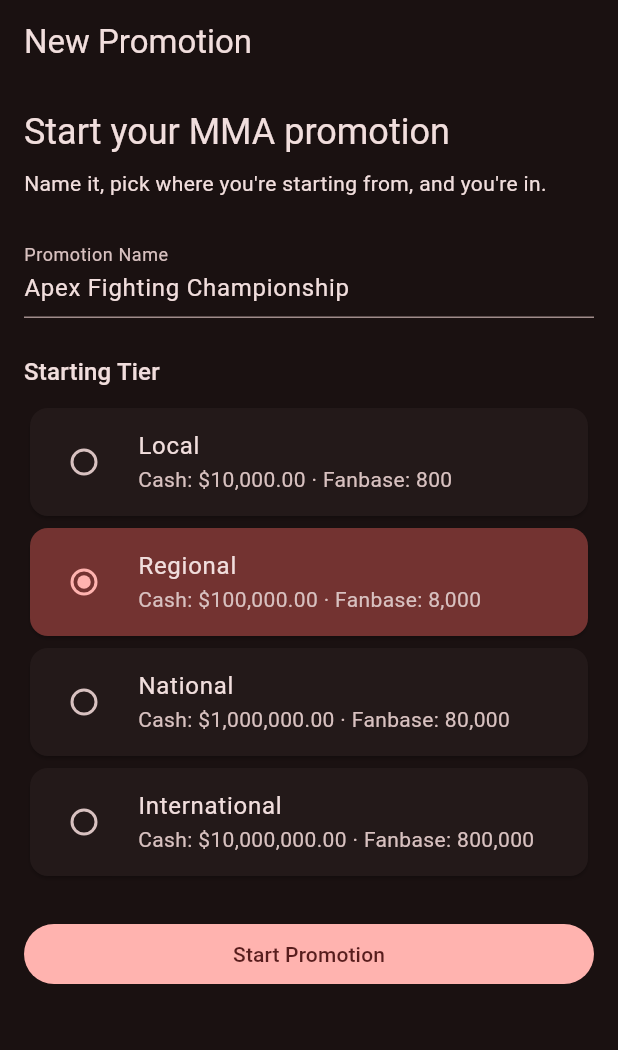
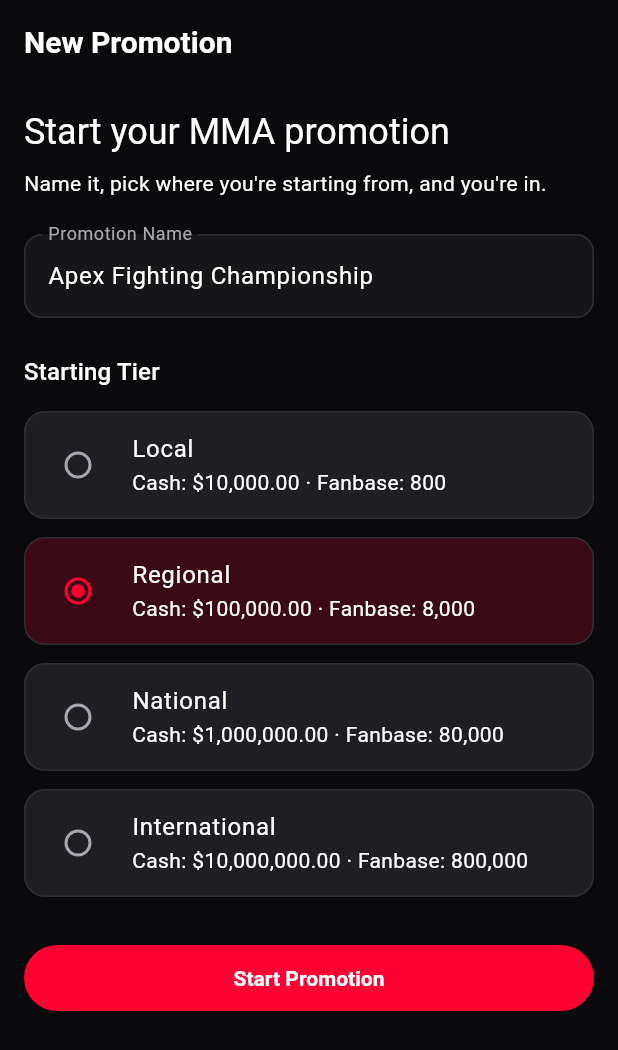
Before and after one commit to maxblaney/AI, a Flutter app: the screen it shows after launch, on a phone screen of 412 x 824 dp. Shown: the top 1050 px of the screen. Run offline on Flutter 3.47's test engine with Material 3 defaults, Android fonts, the phone set to English and light mode, and no system bars; our stand-ins replace drift; accounts and stored records are empty; generated files the repository leaves out were written again.

Commit message:
Restyle the app with a dark FM-inspired theme (60/30/10 palette)
Replaces the seeded Material color scheme with a centralized AppTheme:
near-black background (60%, the dominant tone), dark grey surfaces for
cards/app bars/nav/dialogs/inputs (30%), and a single red accent (10%)
reserved for primary actions, selection state, and "needs your attention
now" highlights. Disables Material 3's automatic surface-tint-on-elevation
so cards stay flat instead of washing pink from the red primary.

Because nearly every screen already goes through Card/AppBar/Button/
NavigationBar/Slider/ProgressIndicator/Chip/TabBar/ListTile rather than
hardcoded colors, this cascades the new look across the whole app with no
per-screen rewrites. Semantic data colors (win/loss, fighter-corner
blue/red, event-type icons in the play-by-play feed) are left alone since
they encode meaning, not brand.

```diff
--- a/mma_promoter/lib/main.dart
+++ b/mma_promoter/lib/main.dart
@@ -4,6 +4,7 @@ import 'package:provider/provider.dart';
 
 import 'presentation/screens/home_shell.dart';
 import 'presentation/state/game_controller.dart';
+import 'presentation/theme/app_theme.dart';
 
 void main() {
   runApp(const MmaPromoterApp());
@@ -23,13 +24,7 @@ class MmaPromoterApp extends StatelessWidget {
       child: MaterialApp(
         title: 'MMA Promoter',
         debugShowCheckedModeBanner: false,
-        theme: ThemeData(
-          colorScheme: ColorScheme.fromSeed(
-            seedColor: const Color(0xFFB4222B),
-            brightness: Brightness.dark,
-          ),
-          useMaterial3: true,
-        ),
+        theme: AppTheme.dark(),
         home: const HomeShell(),
       ),
     );
--- a/mma_promoter/lib/presentation/screens/inbox/inbox_screen.dart
+++ b/mma_promoter/lib/presentation/screens/inbox/inbox_screen.dart
@@ -49,7 +49,8 @@ class _InboxTile extends StatelessWidget {
   Color? _iconColor(BuildContext context) {
     switch (item.type) {
       case InboxItemType.injury:
-        return Colors.redAccent;
+        // Matches the injury icon color used on the event results screen.
+        return Colors.orange;
       case InboxItemType.retirement:
         return Colors.amber[800];
       case InboxItemType.fightRequest:
--- /dev/null
+++ b/mma_promoter/lib/presentation/theme/app_theme.dart
@@ -0,0 +1,248 @@
+import 'package:flutter/material.dart';
+
+/// The app's single dark palette, following a 60/30/10 split:
+/// - 60% [background] — the dominant tone, the scaffold body itself.
+/// - 30% [surface] (and its lighter/darker steps) — cards, app bars, the
+///   bottom nav, dialogs, input fields — everything that reads as a panel
+///   sitting on top of the background.
+/// - 10% [accent] — the one brand color, reserved for primary actions,
+///   selection state, and things that should actually grab the eye
+///   (CTAs, the active nav item, "this is due now" highlights).
+///
+/// Semantic data colors (win/loss green-red, fighter-corner blue/red,
+/// event-type icons in the play-by-play feed) are deliberately left
+/// outside this system — they encode meaning, not brand, so recoloring
+/// them to the single accent would make the data harder to read, not
+/// more polished.
+class AppColors {
+  AppColors._();
+
+  static const background = Color(0xFF0A0A0C);
+
+  static const surfaceContainerLow = Color(0xFF161619);
+  static const surface = Color(0xFF1F1F23);
+  static const surfaceContainerHigh = Color(0xFF2A2A30);
+  static const surfaceContainerHighest = Color(0xFF34343B);
+
+  static const accent = Color(0xFFFF0033);
+  static const accentContainer = Color(0xFF3B0A16);
+  static const accentContainerStrong = Color(0xFF5C0F20);
+
+  static const textMuted = Color(0xFFA6A6AE);
+  static const outline = Color(0xFF2E2E34);
+  static const outlineVariant = Color(0xFF1C1C20);
+}
+
+class AppTheme {
+  AppTheme._();
+
+  static const ColorScheme _colorScheme = ColorScheme(
+    brightness: Brightness.dark,
+    primary: AppColors.accent,
+    onPrimary: Colors.white,
+    primaryContainer: AppColors.accentContainer,
+    onPrimaryContainer: Colors.white,
+    // `secondary` intentionally reuses a neutral surface tone rather than
+    // a second hue — the palette has exactly one accent color.
+    secondary: AppColors.surfaceContainerHigh,
+    onSecondary: Colors.white,
+    secondaryContainer: AppColors.surfaceContainerHigh,
+    onSecondaryContainer: Colors.white,
+    tertiary: AppColors.accent,
+    onTertiary: Colors.white,
+    // A stronger accent tint for "this needs you now" highlights (a due
+    // event on the dashboard/calendar) — same hue, more saturated, so it
+    // reads as more urgent than the decorative primaryContainer.
+    tertiaryContainer: AppColors.accentContainerStrong,
+    onTertiaryContainer: Colors.white,
+    error: AppColors.accent,
+    onError: Colors.white,
+    errorContainer: AppColors.accentContainer,
+    onErrorContainer: Colors.white,
+    surface: AppColors.surface,
+    onSurface: Colors.white,
+    surfaceDim: AppColors.background,
+    surfaceBright: AppColors.surfaceContainerHigh,
+    surfaceContainerLowest: AppColors.background,
+    surfaceContainerLow: AppColors.surfaceContainerLow,
+    surfaceContainer: AppColors.surface,
+    surfaceContainerHigh: AppColors.surfaceContainerHigh,
+    surfaceContainerHighest: AppColors.surfaceContainerHighest,
+    onSurfaceVariant: AppColors.textMuted,
+    outline: AppColors.outline,
+    outlineVariant: AppColors.outlineVariant,
+    shadow: Colors.black,
+    scrim: Colors.black87,
+    inverseSurface: Colors.white,
+    onInverseSurface: AppColors.background,
+    inversePrimary: AppColors.accent,
+    // Material 3 tints elevated surfaces toward `primary` by default; with
+    // a red primary that would wash every card pink. Flat panels, exact
+    // hex, is the look we want.
+    surfaceTint: Colors.transparent,
+  );
+
+  static ThemeData dark() {
+    const colorScheme = _colorScheme;
+    final pillShape = RoundedRectangleBorder(borderRadius: BorderRadius.circular(28));
+    final cardShape = RoundedRectangleBorder(
+      borderRadius: BorderRadius.circular(14),
+      side: const BorderSide(color: AppColors.outline),
+    );
+    final fieldShape = OutlineInputBorder(
+      borderRadius: BorderRadius.circular(12),
+      borderSide: const BorderSide(color: AppColors.outline),
+    );
+
+    return ThemeData(
+      useMaterial3: true,
+      brightness: Brightness.dark,
+      colorScheme: colorScheme,
+      scaffoldBackgroundColor: AppColors.background,
+      splashFactory: InkSparkle.splashFactory,
+      appBarTheme: const AppBarTheme(
+        backgroundColor: AppColors.background,
+        foregroundColor: Colors.white,
+        elevation: 0,
+        scrolledUnderElevation: 0,
+        surfaceTintColor: Colors.transparent,
+        centerTitle: false,
+        titleTextStyle: TextStyle(
+          color: Colors.white,
+          fontSize: 20,
+          fontWeight: FontWeight.w700,
+        ),
+        iconTheme: IconThemeData(color: Colors.white),
+      ),
+      cardTheme: CardTheme(
+        color: AppColors.surface,
+        elevation: 0,
+        surfaceTintColor: Colors.transparent,
+        shape: cardShape,
+        margin: const EdgeInsets.symmetric(vertical: 6),
+      ),
+      listTileTheme: const ListTileThemeData(
+        iconColor: AppColors.textMuted,
+        textColor: Colors.white,
+      ),
+      navigationBarTheme: NavigationBarThemeData(
+        backgroundColor: AppColors.surface,
+        indicatorColor: AppColors.accent,
+        surfaceTintColor: Colors.transparent,
+        elevation: 0,
+        height: 64,
+        labelTextStyle: WidgetStateProperty.resolveWith((states) {
+          final selected = states.contains(WidgetState.selected);
+          return TextStyle(
+            fontSize: 12,
+            fontWeight: selected ? FontWeight.w700 : FontWeight.w500,
+            color: selected ? Colors.white : AppColors.textMuted,
+          );
+        }),
+        iconTheme: WidgetStateProperty.resolveWith((states) {
+          final selected = states.contains(WidgetState.selected);
+          return IconThemeData(color: selected ? Colors.white : AppColors.textMuted);
+        }),
+      ),
+      filledButtonTheme: FilledButtonThemeData(
+        style: FilledButton.styleFrom(
+          backgroundColor: AppColors.accent,
+          foregroundColor: Colors.white,
+          disabledBackgroundColor: AppColors.surfaceContainerHigh,
+          disabledForegroundColor: AppColors.textMuted,
+          shape: pillShape,
+          padding: const EdgeInsets.symmetric(horizontal: 24, vertical: 14),
+          textStyle: const TextStyle(fontWeight: FontWeight.w700),
+        ),
+      ),
+      elevatedButtonTheme: ElevatedButtonThemeData(
+        style: ElevatedButton.styleFrom(
+          backgroundColor: AppColors.accent,
+          foregroundColor: Colors.white,
+          disabledBackgroundColor: AppColors.surfaceContainerHigh,
+          disabledForegroundColor: AppColors.textMuted,
+          elevation: 0,
+          shape: pillShape,
+          padding: const EdgeInsets.symmetric(horizontal: 24, vertical: 14),
+        ),
+      ),
+      outlinedButtonTheme: OutlinedButtonThemeData(
+        style: OutlinedButton.styleFrom(
+          foregroundColor: Colors.white,
+          side: const BorderSide(color: AppColors.outline),
+          shape: pillShape,
+          padding: const EdgeInsets.symmetric(horizontal: 24, vertical: 14),
+        ),
+      ),
+      textButtonTheme: TextButtonThemeData(
+        style: TextButton.styleFrom(foregroundColor: AppColors.accent),
+      ),
+      iconButtonTheme: const IconButtonThemeData(
+        style: ButtonStyle(
+          foregroundColor: WidgetStatePropertyAll(Colors.white),
+        ),
+      ),
+      floatingActionButtonTheme: FloatingActionButtonThemeData(
+        backgroundColor: AppColors.accent,
+        foregroundColor: Colors.white,
+        elevation: 0,
+        shape: RoundedRectangleBorder(borderRadius: BorderRadius.circular(20)),
+      ),
+      inputDecorationTheme: InputDecorationTheme(
+        filled: true,
+        fillColor: AppColors.surfaceContainerLow,
+        border: fieldShape,
+        enabledBorder: fieldShape,
+        focusedBorder: fieldShape.copyWith(
+          borderSide: const BorderSide(color: AppColors.accent, width: 1.6),
+        ),
+        labelStyle: const TextStyle(color: AppColors.textMuted),
+        hintStyle: const TextStyle(color: AppColors.textMuted),
+      ),
+      sliderTheme: SliderThemeData(
+        activeTrackColor: AppColors.accent,
+        inactiveTrackColor: AppColors.outline,
+        thumbColor: AppColors.accent,
+        overlayColor: AppColors.accent.withOpacity(0.2),
+        valueIndicatorColor: AppColors.accent,
+        valueIndicatorTextStyle: const TextStyle(color: Colors.white),
+      ),
+      progressIndicatorTheme: const ProgressIndicatorThemeData(
+        color: AppColors.accent,
+        circularTrackColor: AppColors.surfaceContainerHigh,
+      ),
+      dividerTheme: const DividerThemeData(
+        color: AppColors.outline,
+        space: 1,
+        thickness: 1,
+      ),
+      dialogTheme: DialogTheme(
+        backgroundColor: AppColors.surface,
+        surfaceTintColor: Colors.transparent,
+        shape: RoundedRectangleBorder(borderRadius: BorderRadius.circular(16)),
+      ),
+      bottomSheetTheme: const BottomSheetThemeData(
+        backgroundColor: AppColors.surface,
+        surfaceTintColor: Colors.transparent,
+      ),
+      chipTheme: const ChipThemeData(
+        backgroundColor: AppColors.surfaceContainerHigh,
+        selectedColor: AppColors.accent,
+        labelStyle: TextStyle(color: Colors.white, fontSize: 12, fontWeight: FontWeight.w600),
+        side: BorderSide(color: AppColors.outline),
+        shape: StadiumBorder(),
+        padding: EdgeInsets.symmetric(horizontal: 10, vertical: 4),
+      ),
+      badgeTheme: const BadgeThemeData(
+        backgroundColor: AppColors.accent,
+        textColor: Colors.white,
+      ),
+      iconTheme: const IconThemeData(color: Colors.white),
+      tabBarTheme: const TabBarTheme(
+        labelColor: Colors.white,
+        unselectedLabelColor: AppColors.textMuted,
+        indicatorColor: AppColors.accent,
+      ),
+    );
+  }
+}
```
